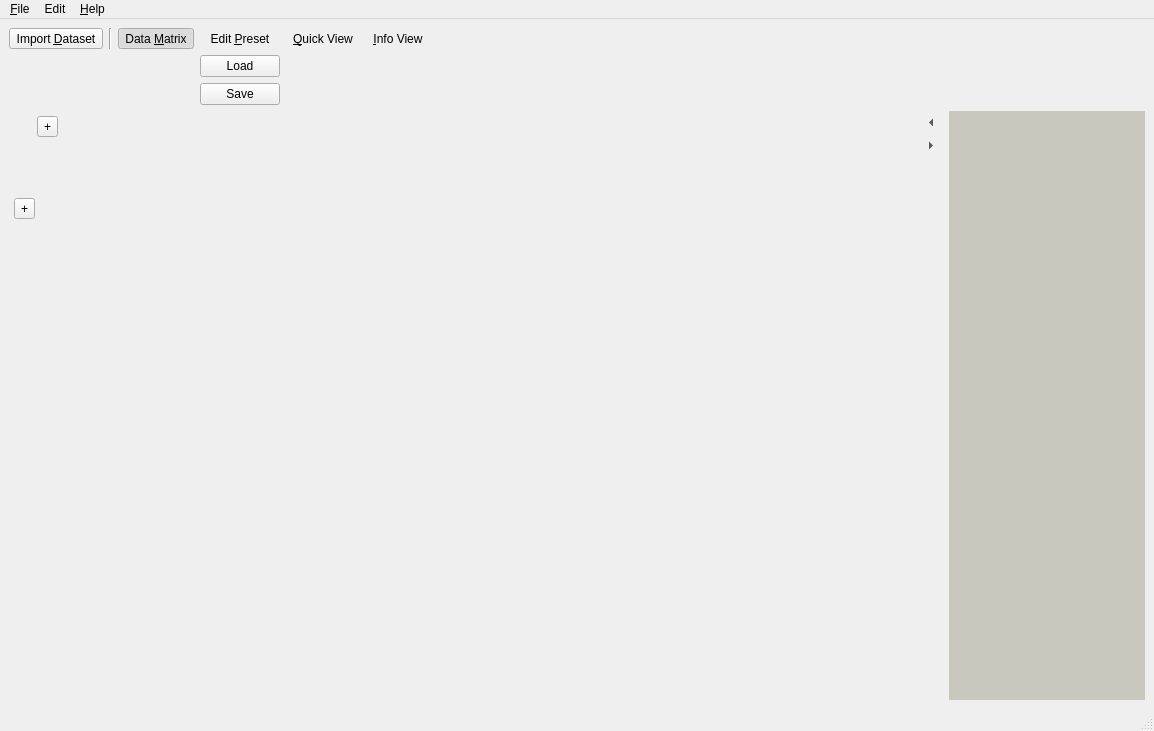
The window that shapeout2/gui/main.ui (ZELLMECHANIK-DRESDEN/ShapeOut-Qt-studies) describes before a commit, drawn with Qt 5.
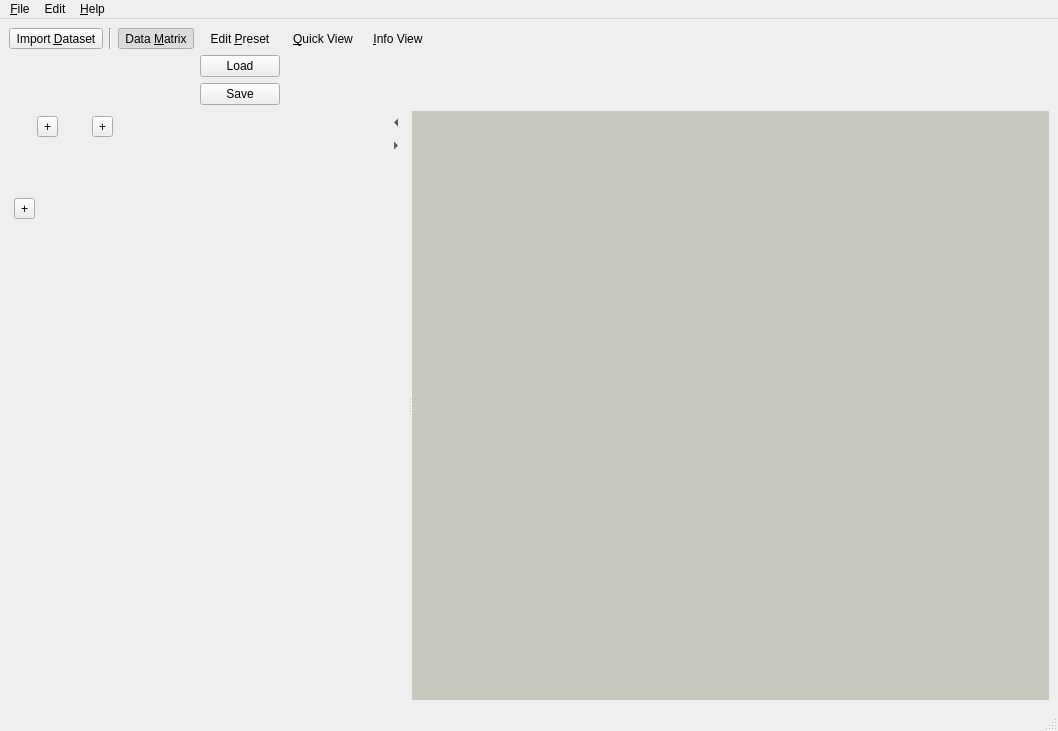
The same window after the commit. Custom widgets are drawn as their Qt base class.

What changed in the file:
```diff
--- a/shapeout2/gui/main.ui
+++ b/shapeout2/gui/main.ui
@@ -143,11 +143,23 @@
      </layout>
     </item>
     <item>
-     <layout class="QHBoxLayout" name="horizontalLayout_3">
-      <property name="sizeConstraint">
-       <enum>QLayout::SetMinimumSize</enum>
+     <widget class="QSplitter" name="splitter">
+      <property name="sizePolicy">
+       <sizepolicy hsizetype="Expanding" vsizetype="Expanding">
+        <horstretch>0</horstretch>
+        <verstretch>0</verstretch>
+       </sizepolicy>
       </property>
-      <item>
+      <property name="midLineWidth">
+       <number>2</number>
+      </property>
+      <property name="orientation">
+       <enum>Qt::Horizontal</enum>
+      </property>
+      <property name="childrenCollapsible">
+       <bool>false</bool>
+      </property>
+      <widget class="QWidget" name="">
        <layout class="QHBoxLayout" name="horizontalLayout_2">
         <property name="spacing">
          <number>0</number>
@@ -178,14 +190,14 @@
           <item>
            <widget class="QScrollArea" name="scrollArea_hide">
             <property name="sizePolicy">
-             <sizepolicy hsizetype="MinimumExpanding" vsizetype="Minimum">
+             <sizepolicy hsizetype="Minimum" vsizetype="Minimum">
               <horstretch>0</horstretch>
               <verstretch>0</verstretch>
              </sizepolicy>
             </property>
             <property name="minimumSize">
              <size>
-              <width>900</width>
+              <width>300</width>
               <height>0</height>
              </size>
             </property>
@@ -207,13 +219,16 @@
             <property name="widgetResizable">
              <bool>true</bool>
             </property>
+            <property name="alignment">
+             <set>Qt::AlignLeading|Qt::AlignLeft|Qt::AlignTop</set>
+            </property>
             <widget class="QWidget" name="scrollAreaWidgetContents">
              <property name="geometry">
               <rect>
                <x>0</x>
                <y>0</y>
-               <width>48</width>
-               <height>561</height>
+               <width>105</width>
+               <height>563</height>
               </rect>
              </property>
              <property name="sizePolicy">
@@ -277,6 +292,16 @@
                 </property>
                </widget>
               </item>
+              <item row="0" column="2">
+               <widget class="QWidget" name="plot_matrix" native="true">
+                <property name="minimumSize">
+                 <size>
+                  <width>30</width>
+                  <height>30</height>
+                 </size>
+                </property>
+               </widget>
+              </item>
               <item row="2" column="0">
                <spacer name="verticalSpacer">
                 <property name="orientation">
@@ -290,6 +315,13 @@
                 </property>
                </spacer>
               </item>
+              <item row="0" column="3" alignment="Qt::AlignTop">
+               <widget class="QToolButton" name="toolButton">
+                <property name="text">
+                 <string>+</string>
+                </property>
+               </widget>
+              </item>
              </layout>
             </widget>
            </widget>
@@ -343,8 +375,7 @@
          </layout>
         </item>
        </layout>
-      </item>
-      <item>
+      </widget>
        <widget class="QMdiArea" name="mdiArea">
         <property name="sizePolicy">
          <sizepolicy hsizetype="Expanding" vsizetype="Expanding">
@@ -355,8 +386,14 @@
         <property name="lineWidth">
          <number>0</number>
         </property>
+       <property name="verticalScrollBarPolicy">
+        <enum>Qt::ScrollBarAsNeeded</enum>
+       </property>
+       <property name="horizontalScrollBarPolicy">
+        <enum>Qt::ScrollBarAsNeeded</enum>
+       </property>
         <property name="sizeAdjustPolicy">
-         <enum>QAbstractScrollArea::AdjustToContents</enum>
+        <enum>QAbstractScrollArea::AdjustIgnored</enum>
         </property>
         <property name="background">
          <brush brushstyle="SolidPattern">
@@ -368,8 +405,7 @@
          </brush>
         </property>
        </widget>
-      </item>
-     </layout>
+     </widget>
     </item>
    </layout>
   </widget>
```
Left out of the diff: 16 changed lines with no effect on the pictures. Lines whose indentation alone changed are shown as unchanged.
